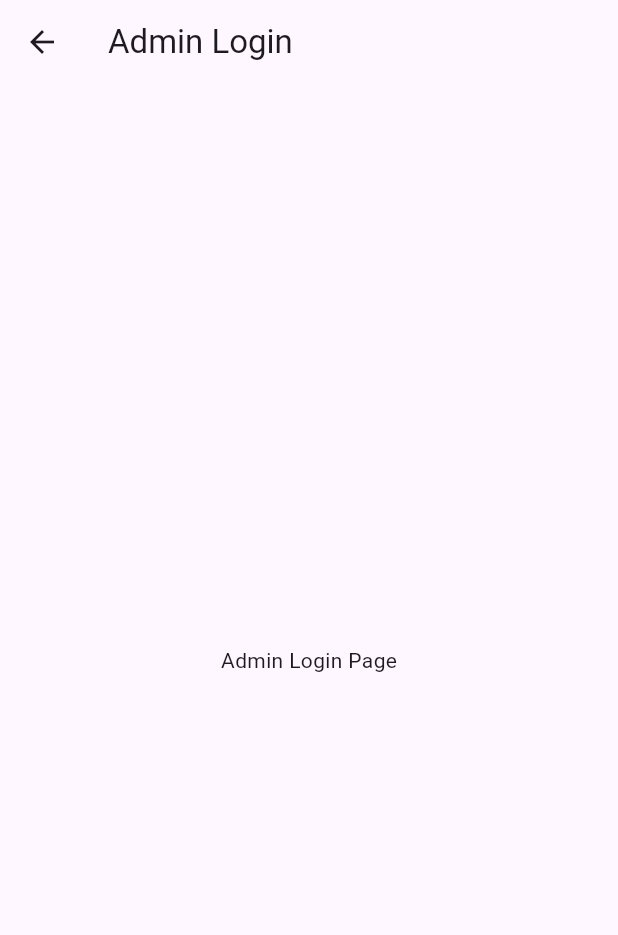
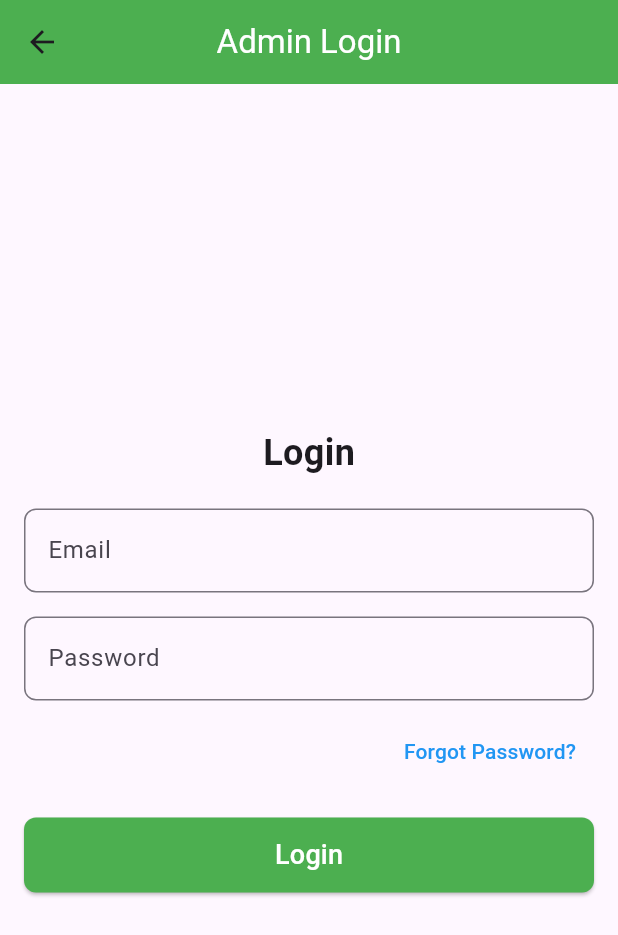
Before and after one commit to Karthikdvl/pdd, a Flutter app: the OnboardingPage screen opened directly, after a tap on "Admin login", on a phone screen of 412 x 824 dp. Shown: the top 935 px of the screen. Run offline on Flutter 3.47's test engine with Material 3 defaults, Android fonts, the light colour scheme and no system bars; our stand-ins replace fl_chart, image_picker; missing offline and left inert: qr_code_scanner.

Commit message:
added navigation and change in main.dart

```diff
--- /dev/null
+++ b/lib/adminPages/adminlogin.dart
@@ -0,0 +1,121 @@
+import 'package:flutter/material.dart';
+import 'package:ingreskin/adminPages/adminDashboard.dart';
+import 'package:ingreskin/adminPages/admin_forgot_password.dart';
+import 'package:ingreskin/adminPages/feedbackscreen.dart';
+import 'package:ingreskin/adminPages/productEditscreen.dart';
+import 'package:ingreskin/adminPages/productListScreen.dart';
+import 'package:ingreskin/adminPages/reviewScreen.dart';
+
+void main() {
+  runApp(const AdminLoginApp());
+}
+
+class AdminLoginApp extends StatelessWidget {
+  const AdminLoginApp({Key? key}) : super(key: key);
+
+  @override
+  Widget build(BuildContext context) {
+    return MaterialApp(
+      debugShowCheckedModeBanner: false,
+      home: AdminLoginScreen(),
+      routes: {
+        '/list-products': (context) => const ProductListScreen(),
+        '/edit-products': (context) => const ProductEditScreen(),
+        '/feedback': (context) => const FeedbackScreen(),
+        '/reviews': (context) => const ReviewsScreen(),
+      },
+    );
+  }
+}
+
+class AdminLoginScreen extends StatelessWidget {
+  @override
+  Widget build(BuildContext context) {
+    return Scaffold(
+      appBar: AppBar(
+        backgroundColor: Colors.green,
+        title: const Text('Admin Login', style: TextStyle(color: Colors.white)),
+        centerTitle: true,
+      ),
+      body: Padding(
+        padding: const EdgeInsets.all(16.0),
+        child: Column(
+          mainAxisAlignment: MainAxisAlignment.center,
+          children: [
+            const Text(
+              'Login',
+              style: TextStyle(
+                fontSize: 24,
+                fontWeight: FontWeight.bold,
+              ),
+            ),
+            const SizedBox(height: 20),
+            TextField(
+              decoration: InputDecoration(
+                labelText: 'Email',
+                hintText: 'Enter your Email',
+                border: OutlineInputBorder(
+                  borderRadius: BorderRadius.circular(8.0),
+                ),
+              ),
+            ),
+            const SizedBox(height: 16),
+            TextField(
+              obscureText: true,
+              decoration: InputDecoration(
+                labelText: 'Password',
+                hintText: 'Enter your Password',
+                border: OutlineInputBorder(
+                  borderRadius: BorderRadius.circular(8.0),
+                ),
+              ),
+            ),
+            const SizedBox(height: 10),
+            Align(
+              alignment: Alignment.centerRight,
+              child: TextButton(
+                onPressed: () {
+                  // Handle forgot password
+                  Navigator.push(
+                          context,
+                          MaterialPageRoute(
+                            builder: (context) => const AdminForgotPassword(),
+                          ),
+                        );
+                },
+                child: const Text(
+                  'Forgot Password?',
+                  style: TextStyle(color: Colors.blue),
+                ),
+              ),
+            ),
+            const SizedBox(height: 20),
+            ElevatedButton(
+              onPressed: () {
+                // Handle login
+                Navigator.push(
+                          context,
+                          MaterialPageRoute(
+                            builder: (context) => const DashboardScreen(),
+                          ),
+                        );
+              },
+              style: ElevatedButton.styleFrom(
+                backgroundColor: Colors.green,
+                minimumSize: const Size(double.infinity, 50),
+                shape: RoundedRectangleBorder(
+                  borderRadius: BorderRadius.circular(8.0),
+                ),
+              ),
+              child: const Text(
+                'Login',
+                style: TextStyle(fontSize: 18,
+                color: Colors.white),
+              ),
+            ),
+          ],
+        ),
+      ),
+    );
+  }
+}
--- a/lib/getstartedpage.dart
+++ b/lib/getstartedpage.dart
@@ -1,4 +1,5 @@
 import 'package:flutter/material.dart';
+import 'package:ingreskin/homepage.dart';
 import 'dart:math';
 
 import 'onboardingpage.dart';
@@ -164,19 +165,19 @@ class WaterDropletPainter extends CustomPainter {
 }
 
 // Placeholder for HomePage
-class HomePage extends StatelessWidget {
-  @override
-  Widget build(BuildContext context) {
-    return Scaffold(
-      appBar: AppBar(
-        title: Text("Home Page"),
-      ),
-      body: Center(
-        child: Text(
-          "Welcome to the Home Page!",
-          style: TextStyle(fontSize: 24),
-        ),
-      ),
-    );
-  }
-}
+// class HomePage extends StatelessWidget {
+//   @override
+//   Widget build(BuildContext context) {
+//     return Scaffold(
+//       appBar: AppBar(
+//         title: Text("Home Page"),
+//       ),
+//       body: Center(
+//         child: Text(
+//           "Welcome to the Home Page!",
+//           style: TextStyle(fontSize: 24),
+//         ),
+//       ),
+//     );
+//   }
+// }
--- a/lib/homepage.dart
+++ b/lib/homepage.dart
@@ -11,9 +11,10 @@ class MyApp extends StatelessWidget {
   Widget build(BuildContext context) {
     return MaterialApp(
       debugShowCheckedModeBanner: false,
-      initialRoute: '/',
+      home: HomePage(),
+      initialRoute: '/home',
       routes: {
-        '/': (context) => HomePage(),
+        '/home': (context) => HomePage(),
         '/navigation': (context) => NavigationBarPage(),
         '/skin-assessment': (context) => SkinAssessmentScreen()
       },
--- a/lib/onboardingpage.dart
+++ b/lib/onboardingpage.dart
@@ -1,6 +1,7 @@
 // lib/onboarding_page.dart
 
 import 'package:flutter/material.dart';
+import 'package:ingreskin/adminPages/adminlogin.dart';
 import 'package:ingreskin/login1.dart';
 import 'package:ingreskin/register.dart';
 
@@ -32,7 +33,7 @@ class _OnboardingPageState extends State<OnboardingPage> {
   void _onAdminLoginPressed() {
     Navigator.push(
       context,
-      MaterialPageRoute(builder: (context) => AdminLoginPage()),
+      MaterialPageRoute(builder: (context) => AdminLoginScreen()),
     );
   }
 
@@ -164,15 +165,15 @@ class _OnboardingPageState extends State<OnboardingPage> {
 
 // Create AdminLoginPage, LoginPage, and SignUpPage classes
 
-class AdminLoginPage extends StatelessWidget {
-  @override
-  Widget build(BuildContext context) {
-    return Scaffold(
-      appBar: AppBar(title: Text('Admin Login')),
-      body: Center(child: Text('Admin Login Page')),
-    );
-  }
-}
+// class AdminLoginPage extends StatelessWidget {
+//   @override
+//   Widget build(BuildContext context) {
+//     return Scaffold(
+//       appBar: AppBar(title: Text('Admin Login')),
+//       body: Center(child: Text('Admin Login Page')),
+//     );
+//   }
+// }
 
 // class LoginPage extends StatelessWidget {
 //   @override
```
Also changed, not shown: lib/adminPages/admin_forgot_password.dart (added, +274 -0 lines), lib/login1.dart (+17 -6 lines), lib/main.dart (+18 -0 lines), lib/skinAssessment/skinAssessment5.dart (+11 -2 lines).
